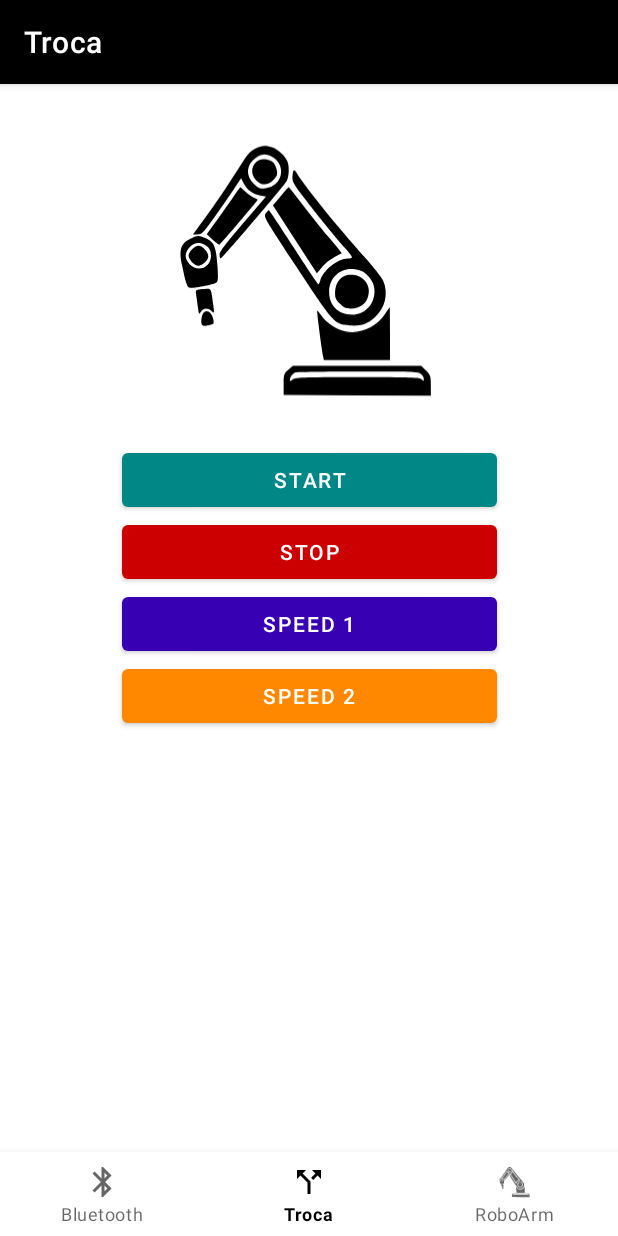
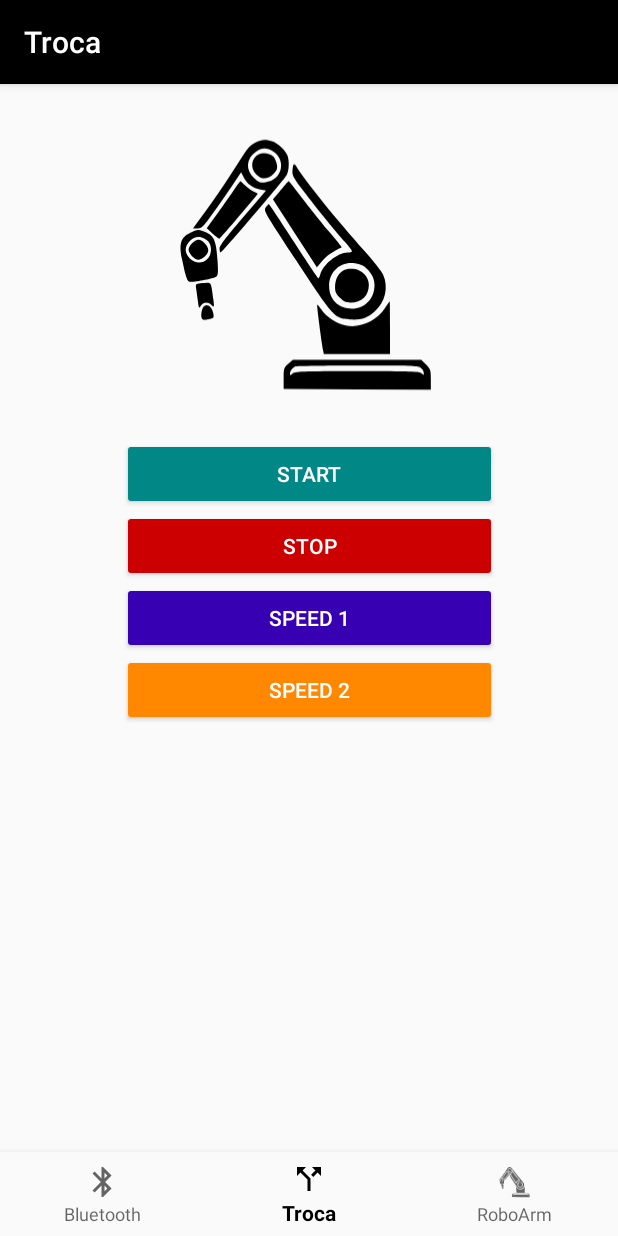
Before and after one commit to fdacio/RoboArm, an Android app: the screen it shows after launch (MainActivity), item 2 of the bottom bar chosen, on a phone screen of 412 x 824 dp. Run offline under Robolectric (Android 15) with nearby library versions, the phone set to English and light mode, and no system bars; our stand-ins replace navigation-ui.

Commit message:
Ajustes da style e themes

```diff
--- a/app/src/main/res/values-night/themes.xml
+++ b/app/src/main/res/values-night/themes.xml
@@ -1,9 +1,9 @@
 <resources xmlns:tools="http://schemas.android.com/tools">
     <!-- Base application theme. -->
-    <style name="Theme.RoboArm" parent="Theme.MaterialComponents.DayNight.DarkActionBar">
+    <style name="Theme.RoboArm" parent="Theme.AppCompat.DayNight.DarkActionBar">
         <!-- Primary brand color. -->
-        <item name="colorPrimary">@color/purple_200</item>
-        <item name="colorPrimaryVariant">@color/teal_700</item>
+        <item name="colorPrimary">@color/teal_700</item>
+        <item name="colorPrimaryVariant">@color/teal_200</item>
         <item name="colorOnPrimary">@color/black</item>
         <!-- Secondary brand color. -->
         <item name="colorSecondary">@color/teal_200</item>
--- a/app/src/main/res/values/dimens.xml
+++ b/app/src/main/res/values/dimens.xml
@@ -1,6 +1,6 @@
 <resources>
     <!-- Default screen margins, per the Android Design guidelines. -->
-    <dimen name="activity_main_top">8dp</dimen>
+    <dimen name="activity_main_top">4dp</dimen>
     <dimen name="activity_horizontal_margin">16dp</dimen>
     <dimen name="activity_vertical_margin">16dp</dimen>
 </resources>
--- a/app/src/main/res/values/themes.xml
+++ b/app/src/main/res/values/themes.xml
@@ -1,16 +1,16 @@
 <resources xmlns:tools="http://schemas.android.com/tools">
     <!-- Base application theme. -->
-    <style name="Theme.RoboArm" parent="Theme.MaterialComponents.DayNight.DarkActionBar">
+    <style name="Theme.RoboArm" parent="Theme.AppCompat.Light.DarkActionBar">
         <!-- Primary brand color. -->
         <item name="colorPrimary">@color/black</item>
-        <item name="colorPrimaryVariant">@color/black</item>
+        <item name="colorPrimaryVariant">#222020</item>
         <item name="colorOnPrimary">@color/white</item>
         <!-- Secondary brand color. -->
         <item name="colorSecondary">@color/teal_200</item>
         <item name="colorSecondaryVariant">@color/teal_700</item>
         <item name="colorOnSecondary">@color/black</item>
         <!-- Status bar color. -->
-        <item name="android:statusBarColor" tools:targetApi="l">?attr/colorPrimaryVariant</item>
+        <item name="android:statusBarColor" tools:targetApi="l">#222020</item>
         <!-- Customize your theme here. -->
         <item name="android:actionMenuTextColor">@color/white</item>
     </style>
```
